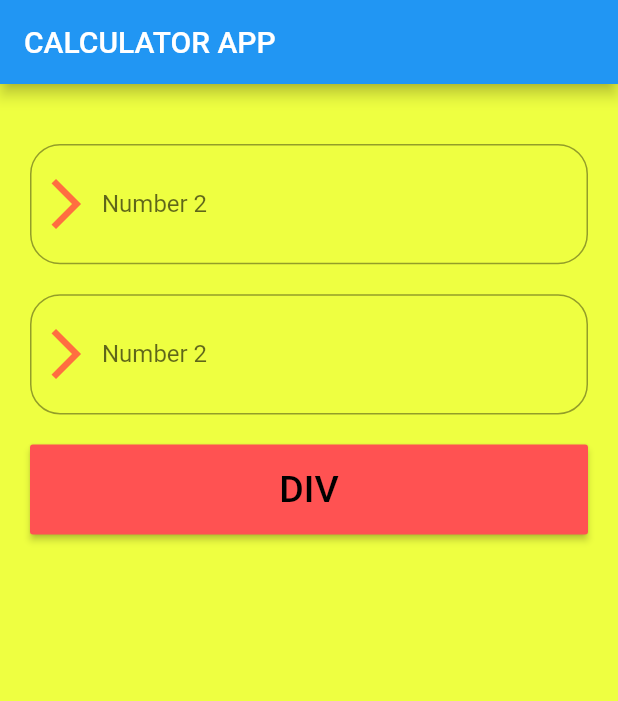
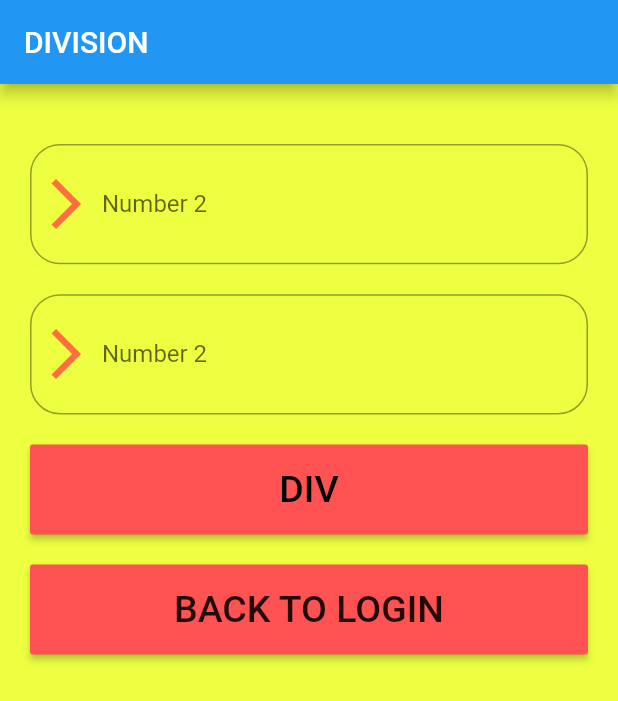
Before and after one commit to divya-k-nair/calculator-app, a Flutter app: the screen it shows after launch, after a tap on "DIV", on a phone screen of 412 x 824 dp. Shown: the top 701 px of the screen. Run offline on Flutter 3.47's test engine with Material 2 defaults, Android fonts, the phone set to English and light mode, and no system bars.

Commit message:
project changed

```diff
--- a/lib/div.dart
+++ b/lib/div.dart
@@ -1,3 +1,4 @@
+import 'package:calculator_app/main.dart';
 import 'package:flutter/material.dart';
 import 'package:flutter/widgets.dart';
 class Div extends StatelessWidget {
@@ -6,7 +7,14 @@ class Div extends StatelessWidget {
 
   @override
   Widget build(BuildContext context) {
-    return SingleChildScrollView(
+    return MaterialApp(
+      debugShowCheckedModeBanner: false,
+      home: Scaffold(
+          backgroundColor: Colors.limeAccent,
+          appBar: AppBar(
+            title: Text("DIVISION"),
+          ),
+          body: SingleChildScrollView(
             child: Container(
               margin: EdgeInsets.all(20),
               child: Column(
@@ -60,9 +68,33 @@ class Div extends StatelessWidget {
                       ),
                     ),
                   ),
+                  SizedBox(height: 20,),
+                  SizedBox(
+                    height: 60,
+                    width: double.infinity,
+                    child: RaisedButton(
+                      color: Colors.redAccent,
+                      onPressed: (){
+                      Navigator.push(context, MaterialPageRoute(builder:(context)=>App()));
+
+                    },
+                     child: Text("BACK TO LOGIN",
+                       style: TextStyle(
+                         color: Colors.black87,
+                         fontSize: 25,
+                       ),
+
+                    ),
+                  ),
+                  ),
                 ],//children
               ),
             ),
+          )
+
+      ),
+
     );
+
   }
 }
--- a/lib/main.dart
+++ b/lib/main.dart
@@ -1,5 +1,6 @@
 import 'package:calculator_app/add.dart';
 import 'package:calculator_app/div.dart';
+import 'package:calculator_app/menu.dart';
 import 'package:calculator_app/mul.dart';
 import 'package:calculator_app/sub.dart';
 import 'package:flutter/material.dart';
@@ -20,13 +21,11 @@ class App extends StatelessWidget {
         appBar: AppBar(
           title: Text("CALCULATOR APP"),
         ),
-        body:  Div(),
+        body:Menu(),
 
       ),
 
     );
 
-
-
   }
 }
--- /dev/null
+++ b/lib/menu.dart
@@ -0,0 +1,108 @@
+import 'package:calculator_app/add.dart';
+import 'package:calculator_app/div.dart';
+import 'package:calculator_app/mul.dart';
+import 'package:calculator_app/sub.dart';
+import 'package:flutter/material.dart';
+import 'package:flutter/widgets.dart';
+class Menu extends StatelessWidget {
+
+  @override
+  Widget build(BuildContext context) {
+    return SingleChildScrollView(
+      child: Container(
+        margin: EdgeInsets.all(20),
+        child: Column(
+          children: [
+            SizedBox(height: 20,),
+            SizedBox(
+              height: 60,
+              width: double.infinity,
+              child: RaisedButton(
+                shape:RoundedRectangleBorder(
+                  borderRadius: BorderRadius.circular(20),
+                ),
+
+
+                color: Colors.orange,
+                onPressed:(){
+                  Navigator.push(context, MaterialPageRoute(builder: (context)=>Add()));
+
+                },
+                child: Text("ADD",
+                  style: TextStyle(
+                    color: Colors.black,
+                    fontSize: 30,
+                  ),
+
+                ),
+              ),
+            ),
+            SizedBox(height: 20,),
+            SizedBox(
+              height: 60,
+              width: double.infinity,
+              child: RaisedButton(
+                shape: RoundedRectangleBorder(
+                  borderRadius: BorderRadius.circular(20),
+                ),
+                color: Colors.lightGreen,
+                onPressed:(){
+                  Navigator.push(context, MaterialPageRoute(builder:(context)=>Sub()));
+
+                },
+                child: Text("SUB",
+                  style: TextStyle(
+                    color: Colors.black,
+                    fontSize: 30,
+                  ),
+                ),
+              ),
+            ),
+            SizedBox(height: 20,),
+            SizedBox(
+              height: 60,
+              width: double.infinity,
+              child: RaisedButton(
+                shape: RoundedRectangleBorder(
+                  borderRadius: BorderRadius.circular(20),
+                ),
+                color: Colors.lightGreenAccent,
+                onPressed: (){
+                  Navigator.push(context, MaterialPageRoute(builder: (context)=>Mul()));
+
+                },
+                child: Text("MUL",
+                  style: TextStyle(
+                    color: Colors.black,
+                    fontSize: 30,
+                  ),
+                ),
+              ),
+            ),
+            SizedBox(height: 20,),
+            SizedBox(
+              height: 60,
+              width: double.infinity,
+              child:  RaisedButton(
+                shape: RoundedRectangleBorder(
+                  borderRadius: BorderRadius.circular(20),
+                ),
+                color: Colors.purpleAccent,
+                onPressed: (){
+                  Navigator.push(context, MaterialPageRoute(builder: (context)=>Div()));
+
+                },
+                child: Text("DIV",
+                  style: TextStyle(
+                    color: Colors.black,
+                    fontSize: 30,
+                  ),
+                ),
+              ),
+            )
+          ],//children
+        ),
+      ),
+    );
+  }
+}
```
Also changed, not shown: lib/add.dart (+42 -3 lines), lib/mul.dart (+35 -1 lines), lib/sub.dart (+36 -3 lines). Lines whose indentation alone changed are shown as unchanged.
